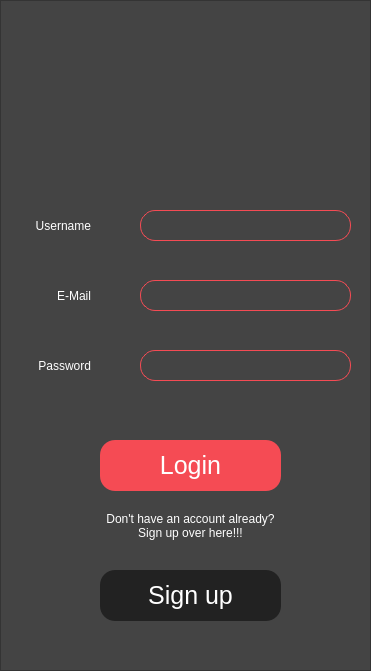
The window that EComm/login_screen.ui (ManavNirgund/Ecommerce-manager) describes before a commit, drawn with Qt 5.
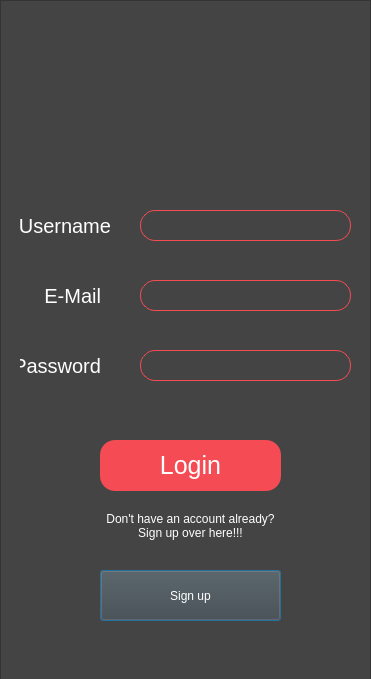
The same window after the commit. Icons and pictures are not drawn.

Diff of the .ui file:
```diff
--- a/EComm/login_screen.ui
+++ b/EComm/login_screen.ui
@@ -7,15 +7,27 @@
     <x>0</x>
     <y>0</y>
     <width>371</width>
-    <height>671</height>
+    <height>679</height>
    </rect>
   </property>
+  <property name="minimumSize">
+   <size>
+    <width>371</width>
+    <height>679</height>
+   </size>
+  </property>
+  <property name="maximumSize">
+   <size>
+    <width>371</width>
+    <height>679</height>
+   </size>
+  </property>
   <property name="windowTitle">
    <string>Login</string>
   </property>
   <property name="windowIcon">
    <iconset>
-    <normalon>Resources/logo.png</normalon>
+    <normalon>Resources/Icons/Logo.png</normalon>
    </iconset>
   </property>
   <widget class="QFrame" name="frame">
@@ -24,7 +36,7 @@
      <x>0</x>
      <y>0</y>
      <width>371</width>
-     <height>671</height>
+     <height>681</height>
     </rect>
    </property>
    <property name="styleSheet">
@@ -40,7 +52,7 @@
    <widget class="QLabel" name="lbl_Depot">
     <property name="geometry">
      <rect>
-      <x>60</x>
+      <x>50</x>
       <y>30</y>
       <width>251</width>
       <height>91</height>
@@ -58,7 +70,7 @@
      <string/>
     </property>
     <property name="pixmap">
-     <pixmap>Resources/depot.png</pixmap>
+     <pixmap>Resources/Icons/depot.png</pixmap>
     </property>
     <property name="alignment">
      <set>Qt::AlignCenter</set>
@@ -69,10 +81,14 @@
      <rect>
       <x>20</x>
       <y>210</y>
-      <width>71</width>
+      <width>91</width>
       <height>31</height>
      </rect>
     </property>
+    <property name="styleSheet">
+     <string notr="true">color: white;
+font-size: 20px;</string>
+    </property>
     <property name="text">
      <string>Username</string>
     </property>
@@ -89,9 +105,16 @@
       <height>31</height>
      </rect>
     </property>
+    <property name="focusPolicy">
+     <enum>Qt::NoFocus</enum>
+    </property>
     <property name="styleSheet">
-     <string notr="true">border: 1px solid rgb(245, 75, 84);
-border-radius: 15px;</string>
+     <string notr="true">border: 1px solid rgb(243, 76, 83);
+border-radius: 15px;
+padding-left: 10px;
+padding-bottom: 1px;
+color: white;
+font-size: 20px;</string>
     </property>
     <property name="clearButtonEnabled">
      <bool>true</bool>
@@ -110,8 +133,12 @@
      <bool>true</bool>
     </property>
     <property name="styleSheet">
-     <string notr="true">border: 1px solid rgb(245, 75, 84);
-border-radius: 15px;</string>
+     <string notr="true">border: 1px solid rgb(243, 76, 83);
+border-radius: 15px;
+padding-left: 10px;
+padding-bottom: 1px;
+color: white;
+font-size: 20px;</string>
     </property>
     <property name="clearButtonEnabled">
      <bool>true</bool>
@@ -126,9 +153,16 @@
       <height>31</height>
      </rect>
     </property>
+    <property name="focusPolicy">
+     <enum>Qt::NoFocus</enum>
+    </property>
     <property name="styleSheet">
-     <string notr="true">border: 1px solid rgb(245, 75, 84);
-border-radius: 15px;</string>
+     <string notr="true">border: 1px solid rgb(243, 76, 83);
+border-radius: 15px;
+padding-left: 10px;
+padding-bottom: 1px;
+color: white;
+font-size: 20px;</string>
     </property>
     <property name="clearButtonEnabled">
      <bool>true</bool>
@@ -139,10 +173,14 @@
      <rect>
       <x>20</x>
       <y>350</y>
-      <width>71</width>
+      <width>81</width>
       <height>31</height>
      </rect>
     </property>
+    <property name="styleSheet">
+     <string notr="true">color: white;
+font-size: 20px;</string>
+    </property>
     <property name="text">
      <string>Password</string>
     </property>
@@ -155,10 +193,14 @@
      <rect>
       <x>40</x>
       <y>280</y>
-      <width>51</width>
+      <width>61</width>
       <height>31</height>
      </rect>
     </property>
+    <property name="styleSheet">
+     <string notr="true">color: white;
+font-size: 20px;</string>
+    </property>
     <property name="text">
      <string>E-Mail</string>
     </property>
@@ -198,6 +240,10 @@
 background: #222;
 color: white;
 font-size: 25px;
+QPushButton::hover
+{
+	background-color : lightgreen;
+}
 </string>
     </property>
     <property name="text">
```
